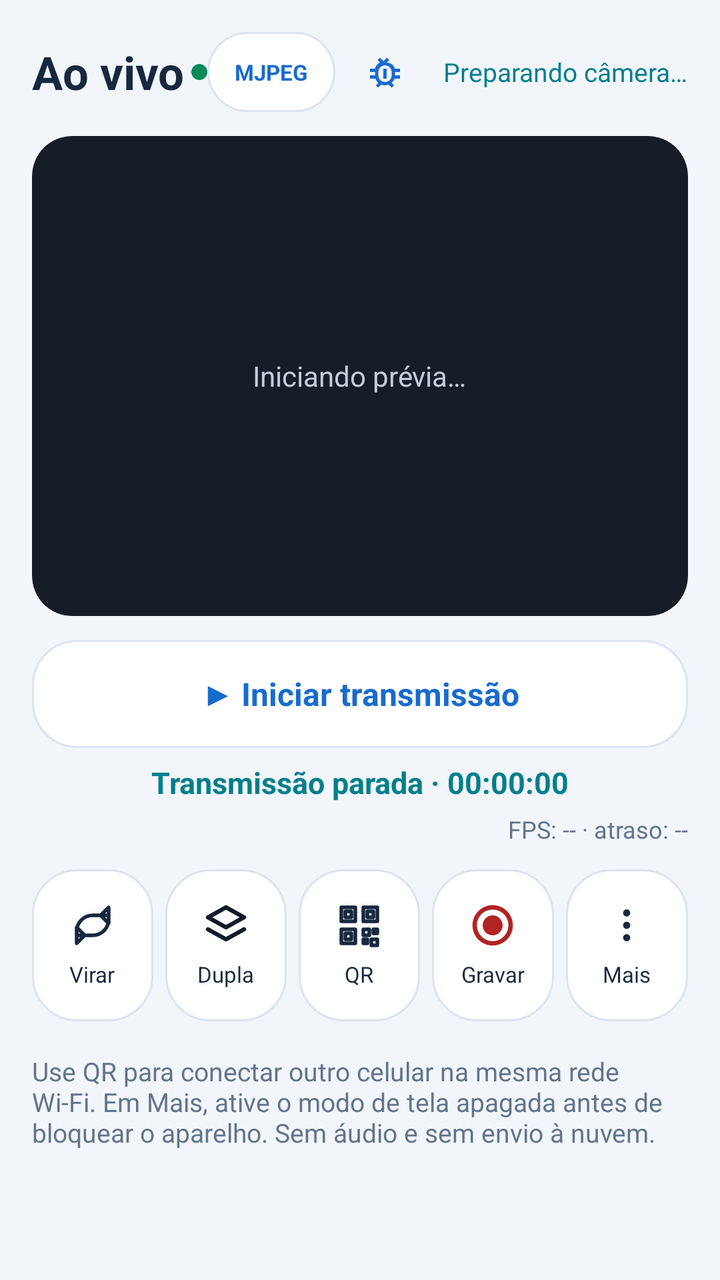
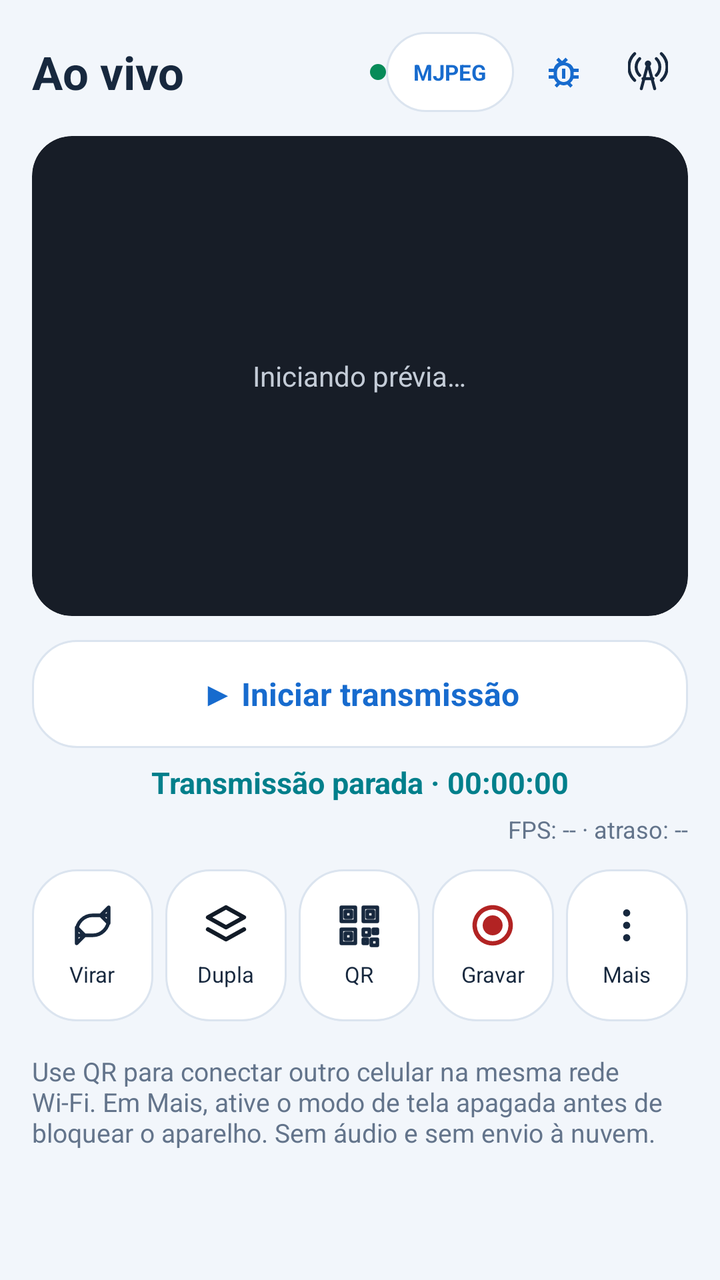

An Android layout rendered at two revisions. The XML below is the earlier revision; the diff shows what the commit changed to produce the second picture.
<!-- AndroidManifest.xml: application theme Theme.MinhaCamera -->
<!-- res/layout/activity_phone_camera.xml -->
<?xml version="1.0" encoding="utf-8"?>
<ScrollView xmlns:android="http://schemas.android.com/apk/res/android"
    android:layout_width="match_parent" android:layout_height="match_parent"
    android:background="@color/app_background" android:fillViewport="true">
    <LinearLayout android:layout_width="match_parent" android:layout_height="wrap_content" android:orientation="vertical" android:padding="16dp">
        <LinearLayout android:layout_width="match_parent" android:layout_height="wrap_content" android:gravity="center_vertical" android:orientation="horizontal"
            android:layout_marginBottom="12dp">
            <TextView android:layout_width="0dp" android:layout_weight="1" android:layout_height="wrap_content"
                android:text="@string/ui_live" android:textColor="@color/app_text" android:textSize="23sp" android:textStyle="bold"/>
            <View android:layout_width="8dp" android:layout_height="8dp" android:background="@drawable/bg_ui_live"/>
            <TextView android:id="@+id/phoneCodecTop"
                android:layout_width="wrap_content" android:layout_height="40dp"
                android:minWidth="64dp" android:layout_marginEnd="4dp" android:paddingHorizontal="8dp"
                android:gravity="center" android:background="@drawable/bg_ui_card"
                android:text="MJPEG" android:textStyle="bold" android:textSize="11sp" android:textColor="@color/brand_primary"
                android:clickable="true" android:focusable="true" android:contentDescription="@string/phone_codec_title"/>
            <ImageView android:id="@+id/phoneDiagnosticTop"
                android:layout_width="40dp" android:layout_height="40dp"
                android:padding="10dp" android:layout_marginEnd="3dp"
                android:src="@drawable/ic_ui_bug" android:background="?attr/selectableItemBackgroundBorderless"
                android:clickable="true" android:focusable="true" android:contentDescription="@string/phone_diagnostic_title"/>
            <TextView android:id="@+id/phoneStatus" android:layout_width="wrap_content" android:layout_height="wrap_content"
                android:text="@string/phone_waiting" android:textColor="@color/brand_secondary" android:layout_marginStart="7dp" android:textSize="13sp"/>
        </LinearLayout>
        <FrameLayout android:id="@+id/phoneSinglePreview" android:layout_width="match_parent" android:layout_height="240dp"
            android:background="@drawable/bg_ui_preview" android:clipToOutline="true">
            <TextureView android:id="@+id/phonePreview" android:layout_width="match_parent" android:layout_height="match_parent"/>
            <ImageView android:id="@+id/phoneBackgroundPreview"
                android:layout_width="match_parent" android:layout_height="match_parent"
                android:scaleType="fitCenter" android:background="#000000"
                android:visibility="gone" android:contentDescription="@string/phone_camera" />
            <TextView android:id="@+id/phoneTelemetryPreview"
                android:layout_width="wrap_content" android:layout_height="wrap_content"
                android:layout_gravity="top|start" android:layout_margin="10dp"
                android:background="@drawable/bg_phone_telemetry" android:paddingStart="9dp"
                android:paddingEnd="9dp" android:paddingTop="6dp" android:paddingBottom="6dp"
                android:textSize="12sp" android:textStyle="bold" android:textColor="#FFFFFFFF"
                android:visibility="gone" android:contentDescription="@string/phone_battery_overlay_description" />
            <TextView android:id="@+id/previewPlaceholder" android:layout_width="wrap_content" android:layout_height="wrap_content"
                android:layout_gravity="center" android:text="@string/ui_preview_loading" android:textColor="#C4CCD7" android:textSize="14sp"/>
        </FrameLayout>
        <LinearLayout android:id="@+id/phoneDualPreview" android:layout_width="match_parent"
            android:layout_height="wrap_content" android:orientation="vertical" android:visibility="gone"
            android:background="@drawable/bg_ui_preview" android:padding="5dp">
            <ImageView android:id="@+id/phoneDualTop" android:layout_width="match_parent"
                android:layout_height="200dp" android:scaleType="fitCenter" android:background="#2B4756"
                android:contentDescription="@string/phone_back_camera" />
            <ImageView android:id="@+id/phoneDualBottom" android:layout_width="match_parent"
                android:layout_height="200dp" android:layout_marginTop="5dp" android:scaleType="fitCenter"
                android:background="#4B4255" android:contentDescription="@string/phone_front_camera" />
        </LinearLayout>
        <TextView android:id="@+id/phoneTransmissionToggle"
            android:layout_width="match_parent" android:layout_height="54dp"
            android:layout_marginTop="12dp" android:background="@drawable/bg_ui_card"
            android:clickable="true" android:focusable="true" android:gravity="center"
            android:text="@string/phone_transmit_start" android:textColor="@color/brand_primary"
            android:textStyle="bold" android:textSize="16sp" />
        <TextView android:id="@+id/phoneTransmissionClock"
            android:layout_width="match_parent" android:layout_height="wrap_content"
            android:layout_marginTop="7dp" android:gravity="center"
            android:text="@string/phone_clock_idle" android:textColor="@color/brand_secondary"
            android:textStyle="bold" android:textSize="15sp"/>
        <TextView android:id="@+id/phoneTxPerformance"
            android:layout_width="match_parent" android:layout_height="wrap_content"
            android:gravity="end" android:paddingTop="5dp"
            android:text="@string/phone_performance_waiting"
            android:textColor="@color/ui_muted" android:textSize="12sp" />
        <TextView android:id="@+id/phoneThermalWarning"
            android:layout_width="match_parent" android:layout_height="wrap_content"
            android:layout_marginTop="3dp" android:padding="7dp"
            android:background="@drawable/bg_phone_telemetry"
            android:textColor="#FFFFFFFF" android:textSize="12sp"
            android:visibility="gone" android:accessibilityLiveRegion="polite" />
        <LinearLayout android:layout_width="match_parent" android:layout_height="wrap_content"
            android:layout_marginTop="12dp" android:orientation="horizontal" android:baselineAligned="false">
            <LinearLayout android:id="@+id/phoneSwitch" android:layout_width="0dp" android:layout_weight="1"
                android:layout_height="76dp" android:layout_marginStart="0dp"
                android:layout_marginEnd="3dp" android:padding="4dp" android:gravity="center"
                android:background="@drawable/bg_ui_card" android:orientation="vertical" android:clickable="true"
                android:focusable="true" android:contentDescription="@string/ui_flip">
                <ImageView android:id="@+id/iconphoneSwitch"
                    android:layout_width="24dp" android:layout_height="24dp" android:src="@drawable/ic_ui_flip"
                    android:contentDescription="@null"/>
                <TextView android:id="@+id/labelphoneSwitch"
                    android:layout_width="wrap_content" android:layout_height="wrap_content" android:layout_marginTop="5dp"
                    android:text="@string/ui_flip" android:textColor="@color/app_text" android:textSize="11sp"/>
            </LinearLayout>
            <LinearLayout android:id="@+id/phoneDual" android:layout_width="0dp" android:layout_weight="1"
                android:layout_height="76dp" android:layout_marginStart="3dp"
                android:layout_marginEnd="3dp" android:padding="4dp" android:gravity="center"
                android:background="@drawable/bg_ui_card" android:orientation="vertical" android:clickable="true"
                android:focusable="true" android:contentDescription="@string/ui_dual">
                <ImageView android:id="@+id/iconphoneDual"
                    android:layout_width="24dp" android:layout_height="24dp" android:src="@drawable/ic_ui_dual"
                    android:contentDescription="@null"/>
                <TextView android:id="@+id/labelphoneDual"
                    android:layout_width="wrap_content" android:layout_height="wrap_content" android:layout_marginTop="5dp"
                    android:text="@string/ui_dual" android:textColor="@color/app_text" android:textSize="11sp"/>
            </LinearLayout>
            <LinearLayout android:id="@+id/phoneQr" android:layout_width="0dp" android:layout_weight="1"
                android:layout_height="76dp" android:layout_marginStart="3dp"
                android:layout_marginEnd="3dp" android:padding="4dp" android:gravity="center"
                android:background="@drawable/bg_ui_card" android:orientation="vertical" android:clickable="true"
                android:focusable="true" android:contentDescription="@string/ui_qr">
                <ImageView android:id="@+id/iconphoneQr"
                    android:layout_width="24dp" android:layout_height="24dp" android:src="@drawable/ic_ui_qr"
                    android:contentDescription="@null"/>
                <TextView android:id="@+id/labelphoneQr"
                    android:layout_width="wrap_content" android:layout_height="wrap_content" android:layout_marginTop="5dp"
                    android:text="@string/ui_qr" android:textColor="@color/app_text" android:textSize="11sp"/>
            </LinearLayout>
            <LinearLayout android:id="@+id/phoneRecord" android:layout_width="0dp" android:layout_weight="1"
                android:layout_height="76dp" android:layout_marginStart="3dp"
                android:layout_marginEnd="3dp" android:padding="4dp" android:gravity="center"
                android:background="@drawable/bg_ui_card" android:orientation="vertical" android:clickable="true"
                android:focusable="true" android:contentDescription="@string/ui_record">
                <ImageView android:id="@+id/phoneRecordIcon"
                    android:layout_width="24dp" android:layout_height="24dp" android:src="@drawable/ic_ui_record"
                    android:contentDescription="@null"/>
                <TextView android:id="@+id/phoneRecordLabel"
                    android:layout_width="wrap_content" android:layout_height="wrap_content" android:layout_marginTop="5dp"
                    android:text="@string/ui_record" android:textColor="@color/app_text" android:textSize="11sp"/>
            </LinearLayout>
            <LinearLayout android:id="@+id/phoneMore" android:layout_width="0dp" android:layout_weight="1"
                android:layout_height="76dp" android:layout_marginStart="3dp"
                android:layout_marginEnd="0dp" android:padding="4dp" android:gravity="center"
                android:background="@drawable/bg_ui_card" android:orientation="vertical" android:clickable="true"
                android:focusable="true" android:contentDescription="@string/ui_more_short">
                <ImageView android:id="@+id/iconphoneMore"
                    android:layout_width="24dp" android:layout_height="24dp" android:src="@drawable/ic_ui_more"
                    android:contentDescription="@null"/>
                <TextView android:id="@+id/labelphoneMore"
                    android:layout_width="wrap_content" android:layout_height="wrap_content" android:layout_marginTop="5dp"
                    android:text="@string/ui_more_short" android:textColor="@color/app_text" android:textSize="11sp"/>
            </LinearLayout>
        </LinearLayout>
        
        <View android:id="@+id/phoneRevoke" android:layout_width="1dp" android:layout_height="1dp" android:visibility="gone"/>
        <TextView android:layout_width="match_parent" android:layout_height="wrap_content" android:layout_marginTop="16dp"
            android:text="@string/ui_stream_instructions" android:textColor="@color/ui_muted" android:textSize="13sp"/>
        <TextView android:id="@+id/phoneAddress" android:layout_width="match_parent" android:layout_height="wrap_content"
            android:visibility="gone" android:text="@string/phone_no_address"/>
    </LinearLayout>
</ScrollView>
<!-- resources referenced by this layout -->
<resources>
  <color name="app_background">#F2F6FB</color>
  <color name="app_text">#17283E</color>
  <color name="brand_primary">#176BCE</color>
  <color name="brand_secondary">#007F8B</color>
  <color name="ui_muted">#63748B</color>
  <!-- drawable bg_phone_telemetry (drawable) -->
  <?xml version="1.0" encoding="utf-8"?>
  <shape xmlns:android="http://schemas.android.com/apk/res/android" android:shape="rectangle">
      <solid android:color="#C40B111B" />
      <corners android:radius="8dp" />
  </shape>
  <!-- drawable bg_ui_card (drawable) -->
  <?xml version="1.0" encoding="utf-8"?>
  <shape xmlns:android="http://schemas.android.com/apk/res/android" android:shape="rectangle">
      <solid android:color="@color/app_surface"/><corners android:radius="22dp"/>
      <stroke android:width="1dp" android:color="@color/app_outline"/>
  </shape>
  <!-- drawable bg_ui_live (drawable) -->
  <?xml version="1.0" encoding="utf-8"?>
  <shape xmlns:android="http://schemas.android.com/apk/res/android" android:shape="oval">
      <solid android:color="#078B59"/>
  </shape>
  <!-- drawable bg_ui_preview (drawable) -->
  <?xml version="1.0" encoding="utf-8"?>
  <shape xmlns:android="http://schemas.android.com/apk/res/android" android:shape="rectangle">
      <solid android:color="#171D27"/><corners android:radius="20dp"/>
  </shape>
  <!-- drawable ic_ui_record (drawable) -->
  <vector xmlns:android="http://schemas.android.com/apk/res/android" android:width="24dp" android:height="24dp" android:viewportWidth="24" android:viewportHeight="24">
      <path android:fillColor="@android:color/transparent" android:strokeColor="#B22323" android:strokeWidth="2.2" android:pathData="M12,3 A9,9 0 1,1 11.99,3"/>
      <path android:fillColor="#B22323" android:pathData="M12,7 A5,5 0 1,1 11.99,7" />
  </vector>
  <string name="phone_back_camera">Câmera traseira</string>
  <string name="phone_battery_overlay_description">Nível de carga e temperatura da bateria do celular transmissor</string>
  <string name="phone_camera">Câmera de celular</string>
  <string name="phone_clock_idle">Transmissão parada · 00:00:00</string>
  <string name="phone_codec_title">Formato da transmissão</string>
  <string name="phone_diagnostic_title">Diagnóstico da transmissão</string>
  <string name="phone_front_camera">Câmera frontal</string>
  <string name="phone_no_address">A transmissão ainda não possui endereço.</string>
  <string name="phone_performance_waiting">FPS: -- · atraso: --</string>
  <string name="phone_transmit_start">▶ Iniciar transmissão</string>
  <string name="phone_waiting">Preparando câmera…</string>
  <string name="ui_dual">Dupla</string>
  <string name="ui_flip">Virar</string>
  <string name="ui_live">Ao vivo</string>
  <string name="ui_more_short">Mais</string>
  <string name="ui_preview_loading">Iniciando prévia…</string>
  <string name="ui_qr">QR</string>
  <string name="ui_record">Gravar</string>
  <string name="ui_stream_instructions">Use QR para conectar outro celular na mesma rede Wi-Fi. Em Mais, ative o modo de tela apagada antes de bloquear o aparelho. Sem áudio e sem envio à nuvem.</string>
  <color name="app_surface">#FFFFFF</color>
  <color name="app_outline">#DBE4EF</color>
  <color name="brand_on_primary">#FFFFFF</color>
  <!-- unchanged entries left out for length: 6 -->
</resources>

<!-- the commit's change to res/layout/activity_phone_camera.xml (unified diff, before → after) -->
@@ -16,10 +16,16 @@
                 android:clickable="true" android:focusable="true" android:contentDescription="@string/phone_codec_title"/>
             <ImageView android:id="@+id/phoneDiagnosticTop"
                 android:layout_width="40dp" android:layout_height="40dp"
-                android:padding="10dp" android:layout_marginEnd="3dp"
+                android:padding="10dp" android:layout_marginEnd="2dp"
                 android:src="@drawable/ic_ui_bug" android:background="?attr/selectableItemBackgroundBorderless"
                 android:clickable="true" android:focusable="true" android:contentDescription="@string/phone_diagnostic_title"/>
-            <TextView android:id="@+id/phoneStatus" android:layout_width="wrap_content" android:layout_height="wrap_content"
+            <ImageView android:id="@+id/phoneNetworkTop"
+                android:layout_width="40dp" android:layout_height="40dp"
+                android:padding="10dp" android:layout_marginStart="1dp"
+                android:src="@drawable/ic_ui_tower" android:background="?attr/selectableItemBackgroundBorderless"
+                android:contentDescription="@string/phone_waiting"/>
+            <TextView android:id="@+id/phoneStatus" android:layout_width="1dp" android:layout_height="1dp"
+                android:visibility="gone"
                 android:text="@string/phone_waiting" android:textColor="@color/brand_secondary" android:layout_marginStart="7dp" android:textSize="13sp"/>
         </LinearLayout>
         <FrameLayout android:id="@+id/phoneSinglePreview" android:layout_width="match_parent" android:layout_height="240dp"
<!-- resource entries referenced after the edit -->
@@ -32,6 +32,11 @@
       <path android:fillColor="@android:color/transparent" android:strokeColor="#B22323" android:strokeWidth="2.2" android:pathData="M12,3 A9,9 0 1,1 11.99,3"/>
       <path android:fillColor="#B22323" android:pathData="M12,7 A5,5 0 1,1 11.99,7" />
   </vector>
+  <!-- drawable ic_ui_tower (drawable) -->
+  <?xml version="1.0" encoding="utf-8"?>
+  <vector xmlns:android="http://schemas.android.com/apk/res/android" android:width="24dp" android:height="24dp" android:viewportWidth="24" android:viewportHeight="24">
+      <path android:fillColor="@android:color/transparent" android:strokeColor="@color/app_text" android:strokeWidth="1.8" android:strokeLineCap="round" android:strokeLineJoin="round" android:pathData="M12 7l-4 15 M12 7l4 15 M9 16h6 M7 4a7 7 0 0 0 0 10 M17 4a7 7 0 0 1 0 10 M4 1a11 11 0 0 0 0 16 M20 1a11 11 0 0 1 0 16 M12 6a1 1 0 1 0 0 2a1 1 0 1 0 0 -2" />
+  </vector>
   <string name="phone_back_camera">Câmera traseira</string>
   <string name="phone_battery_overlay_description">Nível de carga e temperatura da bateria do celular transmissor</string>
   <string name="phone_camera">Câmera de celular</string>
